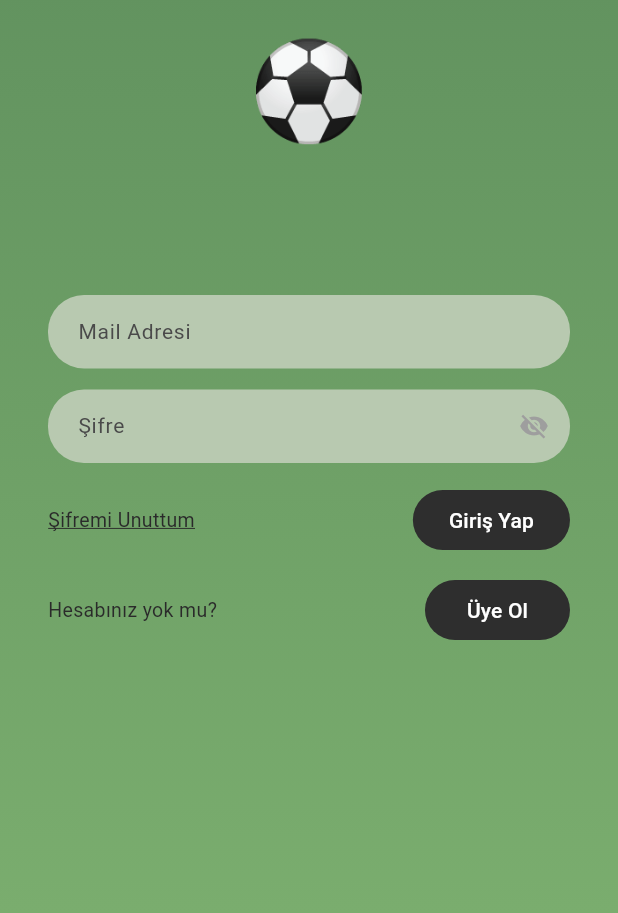
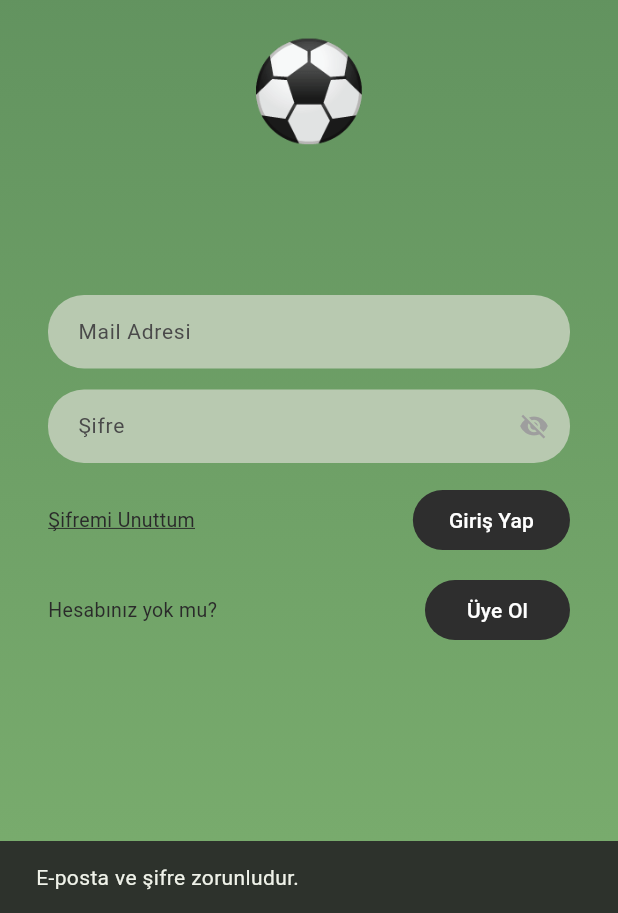
Before and after one commit to Ayberkuznn/MyTeammate, a Flutter app: the LoginPage screen opened directly, after a tap on "Giriş Yap", on a phone screen of 412 x 824 dp, the part 323-1236 px from its top. Run offline on Flutter 3.47's test engine with Material 3 defaults, Android fonts, the phone set to English and light mode, and no system bars; our stand-ins replace flutter_secure_storage; accounts and stored records are empty.

Commit message:
#4 login enpointi yazıldı ve buton ile bağlantısı yapıldı.

```diff
--- a/myteammate/lib/pages/login_page.dart
+++ b/myteammate/lib/pages/login_page.dart
@@ -1,5 +1,9 @@
+import 'dart:convert';
 import 'package:flutter/material.dart';
+import 'package:http/http.dart' as http;
+import 'package:flutter_secure_storage/flutter_secure_storage.dart';
 import 'register_page.dart';
+import 'main_page.dart';
 
 class LoginPage extends StatefulWidget {
   const LoginPage({super.key});
@@ -9,15 +13,68 @@ class LoginPage extends StatefulWidget {
 }
 
 class _LoginPageState extends State<LoginPage> {
-  final TextEditingController _emailController = TextEditingController();
-  final TextEditingController _passwordController = TextEditingController();
+  final _emailController = TextEditingController();
+  final _passwordController = TextEditingController();
   bool _obscurePassword = true;
+  bool _isLoading = false;
+
+  static const String _baseUrl = 'http://10.0.2.2:3000';
+  static const _storage = FlutterSecureStorage();
 
   @override
   void dispose() {
     _emailController.dispose();
     _passwordController.dispose();
     super.dispose();
+  }
+
+  Future<void> _login() async {
+    final email = _emailController.text.trim();
+    final password = _passwordController.text;
+
+    if (email.isEmpty || password.isEmpty) {
+      ScaffoldMessenger.of(context).showSnackBar(
+        const SnackBar(content: Text('E-posta ve şifre zorunludur.')),
+      );
+      return;
+    }
+
+    setState(() => _isLoading = true);
+
+    try {
+      final response = await http.post(
+        Uri.parse('$_baseUrl/api/auth/login'),
+        headers: {'Content-Type': 'application/json'},
+        body: jsonEncode({'Email': email, 'Password': password}),
+      );
+
+      final body = jsonDecode(response.body);
+
+      if (!mounted) return;
+
+      if (response.statusCode == 200) {
+        await _storage.write(key: 'access_token',  value: body['accessToken']);
+        await _storage.write(key: 'refresh_token', value: body['refreshToken']);
+        await _storage.write(key: 'user_email',    value: body['user']['email']);
+
+        if (!mounted) return;
+        Navigator.pushReplacement(
+          context,
+          MaterialPageRoute(builder: (context) => const MainPage()),
+        );
+      } else {
+        ScaffoldMessenger.of(context).showSnackBar(
+          SnackBar(content: Text(body['error'] ?? 'Giriş başarısız.')),
+        );
+      }
+    } catch (_) {
+      if (!mounted) return;
+      ScaffoldMessenger.of(
+        context,
+      ).showSnackBar(const SnackBar(content: Text('Sunucuya bağlanılamadı.')));
+    } finally {
+      if (mounted) setState(() => _isLoading = false);
+    }
   }
 
   @override
@@ -42,7 +99,6 @@ class _LoginPageState extends State<LoginPage> {
               children: [
                 const Spacer(flex: 2),
 
-                // Başlık
                 const Text(
                   'Takım Arkadaşım',
                   style: TextStyle(
@@ -55,12 +111,10 @@ class _LoginPageState extends State<LoginPage> {
 
                 const SizedBox(height: 16),
 
-                // Futbol topu
                 const Text('⚽', style: TextStyle(fontSize: 64)),
 
                 const Spacer(flex: 1),
 
-                // Mail adresi alanı
                 _buildTextField(
                   controller: _emailController,
                   hint: 'Mail Adresi',
@@ -69,7 +123,6 @@ class _LoginPageState extends State<LoginPage> {
 
                 const SizedBox(height: 14),
 
-                // Şifre alanı
                 _buildTextField(
                   controller: _passwordController,
                   hint: 'Şifre',
@@ -82,17 +135,13 @@ class _LoginPageState extends State<LoginPage> {
                       color: Colors.grey,
                       size: 20,
                     ),
-                    onPressed: () {
-                      setState(() {
-                        _obscurePassword = !_obscurePassword;
-                      });
-                    },
+                    onPressed: () =>
+                        setState(() => _obscurePassword = !_obscurePassword),
                   ),
                 ),
 
                 const SizedBox(height: 14),
 
-                // Şifremi Unuttum + Giriş Yap
                 Row(
                   mainAxisAlignment: MainAxisAlignment.spaceBetween,
                   children: [
@@ -109,7 +158,7 @@ class _LoginPageState extends State<LoginPage> {
                       ),
                     ),
                     ElevatedButton(
-                      onPressed: () {},
+                      onPressed: _isLoading ? null : _login,
                       style: ElevatedButton.styleFrom(
                         backgroundColor: const Color(0xFF2E2E2E),
                         foregroundColor: Colors.white,
@@ -122,17 +171,25 @@ class _LoginPageState extends State<LoginPage> {
                         ),
                         elevation: 0,
                       ),
-                      child: const Text(
-                        'Giriş Yap',
-                        style: TextStyle(fontSize: 14),
-                      ),
+                      child: _isLoading
+                          ? const SizedBox(
+                              width: 18,
+                              height: 18,
+                              child: CircularProgressIndicator(
+                                color: Colors.white,
+                                strokeWidth: 2,
+                              ),
+                            )
+                          : const Text(
+                              'Giriş Yap',
+                              style: TextStyle(fontSize: 14),
+                            ),
                     ),
                   ],
                 ),
 
                 const SizedBox(height: 12),
 
-                // Hesabınız yok mu? + Üye Ol
                 Row(
                   mainAxisAlignment: MainAxisAlignment.spaceBetween,
                   children: [
--- a/myteammate/pubspec.yaml
+++ b/myteammate/pubspec.yaml
@@ -33,6 +33,7 @@ dependencies:
 
   cupertino_icons: ^1.0.8
   http: ^1.2.2
+  flutter_secure_storage: ^9.2.4
 
 dev_dependencies:
   flutter_test:
```
Also changed, not shown: myteammate/lib/main.dart (+38 -1 lines), myteammate/lib/pages/main_page.dart (added, +89 -0 lines), myteammate/pubspec.lock, 8 other files.
